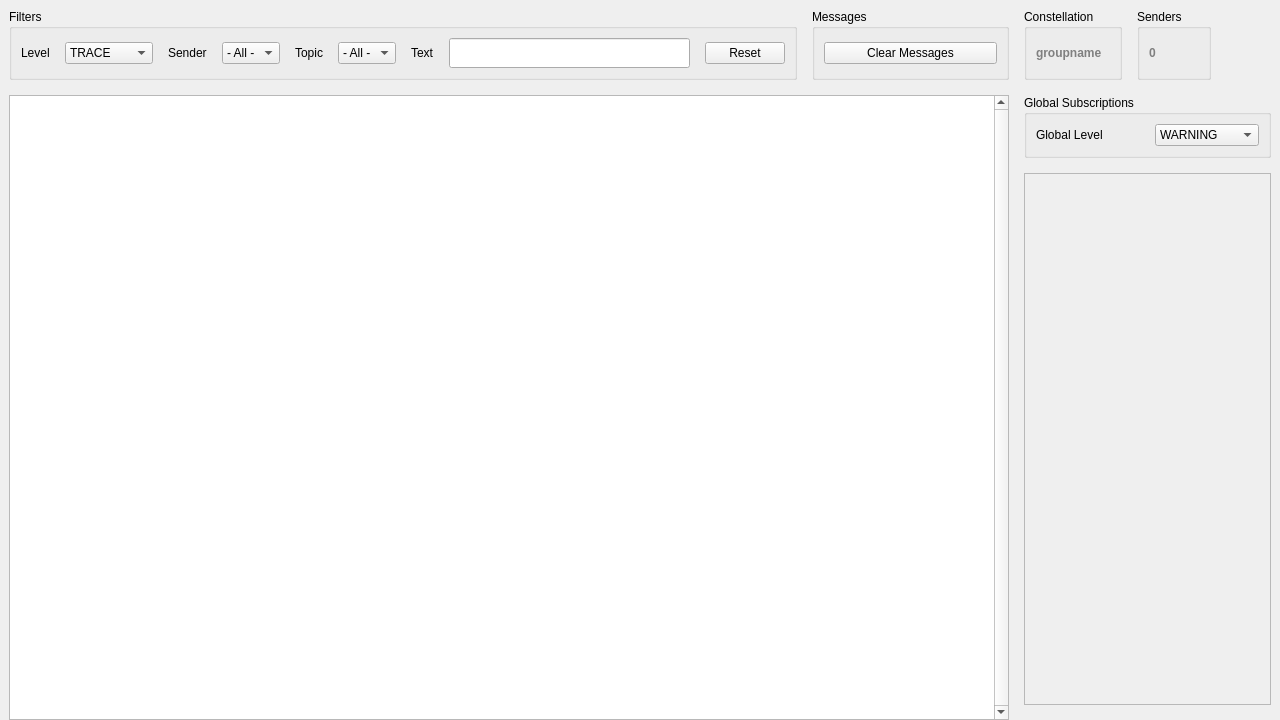
Before: the Qt Designer form cxx/listeners/Observatory/Observatory.ui in constellation-daq/Constellation, drawn with Qt 5.
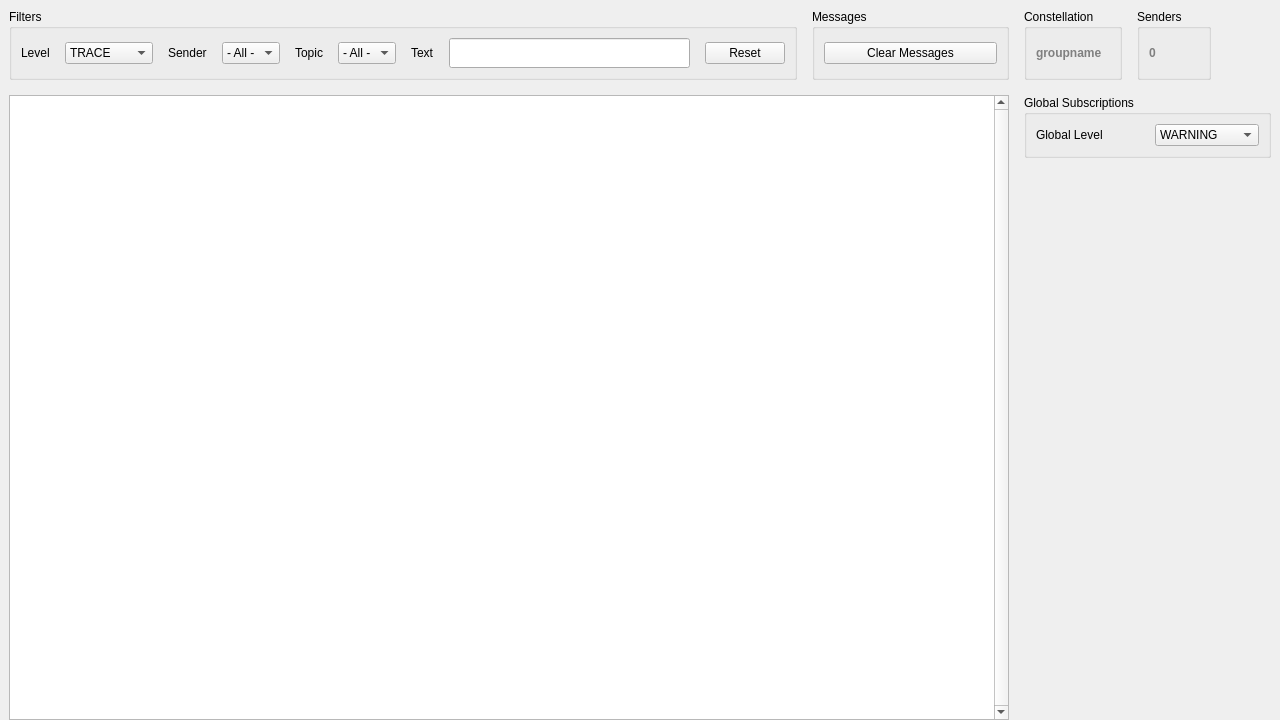
After: the same form once the commit is applied. Icons and pictures are not drawn.

Commit message: Observatory: first workling version of per-topic subscription

```diff
--- a/cxx/listeners/Observatory/Observatory.ui
+++ b/cxx/listeners/Observatory/Observatory.ui
@@ -396,8 +396,14 @@
       </item>
       <item row="2" column="1">
        <widget class="QScrollArea" name="scrollArea">
+        <property name="frameShape">
+         <enum>QFrame::NoFrame</enum>
+        </property>
+        <property name="frameShadow">
+         <enum>QFrame::Plain</enum>
+        </property>
         <property name="horizontalScrollBarPolicy">
-         <enum>Qt::ScrollBarPolicy::ScrollBarAlwaysOff</enum>
+         <enum>Qt::ScrollBarAsNeeded</enum>
         </property>
         <property name="widgetResizable">
          <bool>true</bool>
@@ -407,8 +413,8 @@
           <rect>
            <x>0</x>
            <y>0</y>
-           <width>276</width>
-           <height>510</height>
+           <width>278</width>
+           <height>512</height>
           </rect>
          </property>
          <layout class="QHBoxLayout" name="horizontalLayout_7">
@@ -428,7 +434,11 @@
            <number>0</number>
           </property>
           <item>
-           <layout class="QVBoxLayout" name="senderSubscriptions"/>
+           <layout class="QVBoxLayout" name="senderSubscriptions">
+            <property name="spacing">
+             <number>16</number>
+            </property>
+           </layout>
           </item>
          </layout>
         </widget>
```
The commit also changes 3 other files.
